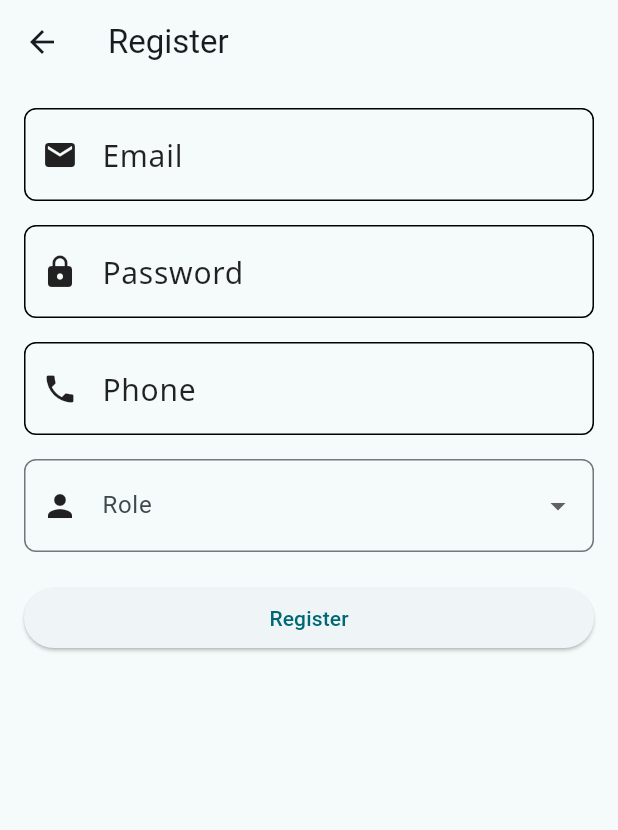
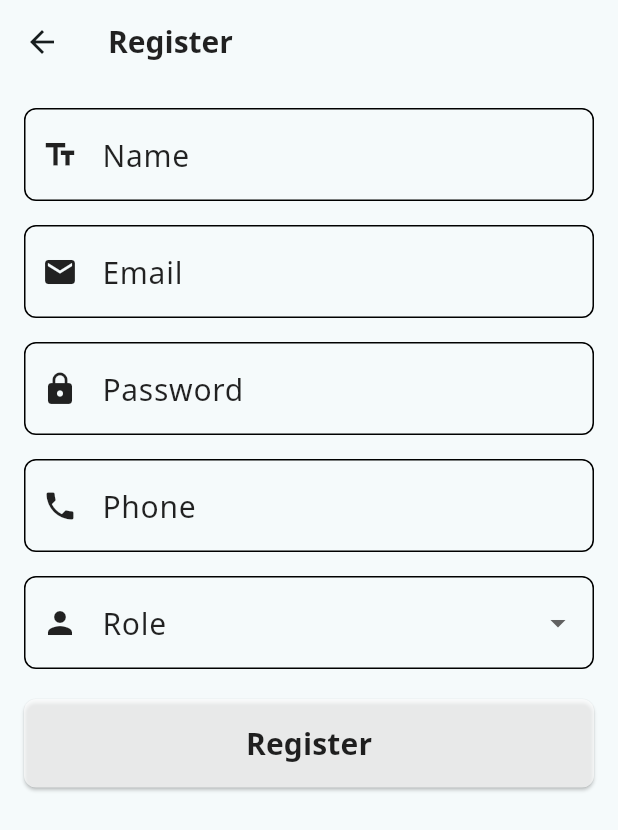
Before and after one commit to mbpatel6245/Clinic-Solution, a Flutter app: the RegisterScreen screen opened by its route, on a phone screen of 412 x 824 dp. Shown: the top 830 px of the screen. Run offline on Flutter 3.47's test engine with Material 3 defaults, Android fonts, the light colour scheme and no system bars; our stand-ins replace cloud_firestore, firebase_auth, firebase_core, go_router; accounts and stored records are empty; generated files the repository leaves out were written again.

Commit message:
Complete login and register with Firebase Firestore and email & password auth

```diff
--- a/lib/l10n/intl_en.arb
+++ b/lib/l10n/intl_en.arb
@@ -17,5 +17,9 @@
   "validPassword": "Password must be at least 6 characters",
   "phoneRequired": "Phone number is required",
   "validPhone": "Enter a valid 10-digit phone number",
-  "roleRequired": "Role is required"
+  "roleRequired": "Role is required",
+  "registerSuccessfully":"Registered successfully!",
+  "name":"Name",
+  "nameRequired":"Name required",
+  "userAuthenticationFailed":"User authentication failed. Please try again!"
 }
--- a/lib/l10n/intl_gu.arb
+++ b/lib/l10n/intl_gu.arb
@@ -17,5 +17,9 @@
   "validPassword": "પાસવર્ડ ઓછામાં ઓછો ૬ અક્ષરનો હોવો જોઈએ",
   "phoneRequired": "ફોન નંબર જરૂરી છે",
   "validPhone": "માન્ય ૧૦-અંકનો ફોન નંબર દાખલ કરો",
-  "roleRequired": "ભૂમિકા જરૂરી છે"
+  "roleRequired": "ભૂમિકા જરૂરી છે",
+  "registerSuccessfully":"સફળતાપૂર્વક નોંધણી થઈ!",
+  "name":"નામ",
+  "nameRequired":"નામ જરૂરી છે",
+  "userAuthenticationFailed":"વપરાશકર્તા પ્રમાણીકરણ નિષ્ફળ થયું. કૃપા કરીને ફરી પ્રયાસ કરો!"
 }
--- a/lib/l10n/intl_hi.arb
+++ b/lib/l10n/intl_hi.arb
@@ -17,5 +17,9 @@
   "validPassword": "पासवर्ड कम से कम ६ अंकों का होना चाहिए",
   "phoneRequired": "फ़ोन नंबर आवश्यक है",
   "validPhone": "मान्य १०-अंकीय फ़ोन नंबर दर्ज करें",
-  "roleRequired": "भूमिका आवश्यक है"
+  "roleRequired": "भूमिका आवश्यक है",
+  "registerSuccessfully":"सफलतापूर्वक पंजीकृत!",
+  "name":"नाम",
+  "nameRequired":"नाम आवश्यक",
+  "userAuthenticationFailed":"उपयोगकर्ता प्रमाणीकरण विफल हुआ। कृपया पुनः प्रयास करें!"
 }
--- a/lib/main.dart
+++ b/lib/main.dart
@@ -1,5 +1,7 @@
 import 'package:clinic_solution/core/constants/locale_key.dart';
+import 'package:clinic_solution/ui/views/home/home_screen.dart';
 import 'package:clinic_solution/ui/views/register/register_screen.dart';
+import 'package:firebase_auth/firebase_auth.dart';
 import 'package:firebase_core/firebase_core.dart';
 import 'package:flutter/material.dart';
 import 'package:flutter_localizations/flutter_localizations.dart';
@@ -8,11 +10,13 @@ import 'package:go_router/go_router.dart';
 import 'package:provider/provider.dart';
 import 'core/utils/locale_provider.dart';
 import 'firebase_options.dart';
+import 'ui/navigation/navigation.dart';
 import 'ui/views/login/login_screen.dart';
 
 Future<void> main() async {
   WidgetsFlutterBinding.ensureInitialized();
   await Firebase.initializeApp(options: DefaultFirebaseOptions.currentPlatform,);
+  //await FirebaseAuth.instance.useAuthEmulator('localhost', 9099);
 
   runApp(ChangeNotifierProvider(
     create: (_) => LocaleProvider(),
@@ -46,38 +50,13 @@ class MyApp extends StatelessWidget {
           colorScheme: ColorScheme.fromSeed(seedColor: Colors.grey),
           useMaterial3: true,
         ),
-        routerConfig: _router
+        routerConfig: router
         //const MyHomePage(title: 'Flutter Demo Home Page'),
         );
   }
 }
 
-final GoRouter _router = GoRouter(
-  //initialLocation: LoginPage(),
-  navigatorKey: navigatorKey,
-  routes: <RouteBase>[
-    GoRoute(
-      path: '/',
-      builder: (BuildContext context, GoRouterState state) {
-        return LoginScreen();
-      },
-      routes: <RouteBase>[
-        GoRoute(
-          path: Strings.navRegister,
-          builder: (BuildContext context, GoRouterState state) {
-            return RegisterScreen();
-          },
-        ),
-        GoRoute(
-          path: Strings.navLogin,
-          builder: (BuildContext context, GoRouterState state) {
-            return LoginScreen();
-          },
-        ),
-      ],
-    ),
-  ],
-);
+
 
 class MyHomePage extends StatefulWidget {
   const MyHomePage({super.key, required this.title});
--- /dev/null
+++ b/lib/ui/navigation/navigation.dart
@@ -0,0 +1,51 @@
+import 'package:firebase_auth/firebase_auth.dart';
+import 'package:flutter/material.dart';
+import 'package:go_router/go_router.dart';
+import 'package:provider/provider.dart';
+
+import '../../core/constants/locale_key.dart';
+import '../../core/utils/locale_provider.dart';
+import '../../main.dart';
+import '../themes/text_styles.dart';
+import '../views/home/home_screen.dart';
+import '../views/login/login_screen.dart';
+import '../views/register/register_screen.dart';
+import 'package:flutter_gen/gen_l10n/app_localizations.dart';
+
+final GoRouter router = GoRouter(
+  //initialLocation: LoginPage(),
+  navigatorKey: navigatorKey,
+  routes: <RouteBase>[
+    GoRoute(
+      path: '/',
+      builder: (BuildContext context, GoRouterState state) {
+        return LoginScreen();
+      },
+      routes: <RouteBase>[
+        GoRoute(
+          path: Strings.navRegister,
+          builder: (BuildContext context, GoRouterState state) {
+            return RegisterScreen();
+          },
+        ),
+        GoRoute(
+          path: Strings.navLogin,
+          builder: (BuildContext context, GoRouterState state) {
+            return LoginScreen();
+          },
+        ),
+        GoRoute(
+            path: Strings.navHome,
+            builder: (BuildContext context, GoRouterState state) {
+              final localeProvider = Provider.of<LocaleProvider>(context);
+              final user = state.extra as User?;
+              if (user == null) {
+                // Handle the case where the object was not passed correctly
+                // return ErrorScreen();
+              }
+              return HomeScreen(user: user!);
+            })
+      ],
+    ),
+  ],
+);
--- a/lib/ui/views/register/register_screen.dart
+++ b/lib/ui/views/register/register_screen.dart
@@ -1,5 +1,9 @@
+import 'package:clinic_solution/core/utils/validator.dart';
 import 'package:flutter/material.dart';
 import 'package:provider/provider.dart';
+import '../../../core/utils/locale_provider.dart';
+import '../../themes/text_styles.dart';
+import '../../widgets/common_button.dart';
 import '../../widgets/common_dropdown.dart';
 import '../../widgets/common_textfield.dart';
 import 'register_viewmodel.dart';
@@ -12,30 +16,46 @@ class RegisterScreen extends StatelessWidget {
 
   @override
   Widget build(BuildContext context) {
+    var localeProvider = Provider.of<LocaleProvider>(context, listen: false);
     return ChangeNotifierProvider(
       create: (_) => RegisterViewModel(),
       child: Scaffold(
         appBar: AppBar(
-          title: Text(AppLocalizations.of(context)!.register),
+          title: Text(
+            AppLocalizations.of(context)!.register,
+            style: AppTextStyles.getBoldTextStyle(localeProvider.locale),
+          ),
         ),
         body: Padding(
           padding: const EdgeInsets.all(16.0),
+          child: Center(
             child: Consumer<RegisterViewModel>(
               builder: (context, viewModel, child) {
                 return Form(
                   key: _formKey,
+                  child: Container(
+                    constraints: const BoxConstraints(maxWidth: 400),
                     child: ListView(
                       children: [
-                    // Email Field
+                        CommonTextField(
+                          controller: viewModel.nameController,
+                          keyboardType: TextInputType.text,
+                          labelText: AppLocalizations.of(context)!.name,
+                          hintText: '',
+                          prefixIcon: Icons.text_fields,
+                          validator: Validator().validateName,
+                        ),
+                        const SizedBox(height: 16.0),
+
                         CommonTextField(
                           controller: viewModel.emailController,
                           keyboardType: TextInputType.emailAddress,
                           labelText: AppLocalizations.of(context)!.email,
                           hintText: '',
                           prefixIcon: Icons.email,
-                      validator: viewModel.validateEmail,
+                          validator: Validator().validateEmail,
                         ),
-                    SizedBox(height: 16.0),
+                        const SizedBox(height: 16.0),
 
                         // Password Field
                         CommonTextField(
@@ -44,9 +64,9 @@ class RegisterScreen extends StatelessWidget {
                           hintText: '',
                           labelText: AppLocalizations.of(context)!.password,
                           prefixIcon: Icons.lock,
-                      validator: viewModel.validatePassword,
+                          validator: Validator().validatePassword,
                         ),
-                    SizedBox(height: 16.0),
+                        const SizedBox(height: 16.0),
 
                         // Phone Field
                         CommonTextField(
@@ -55,41 +75,43 @@ class RegisterScreen extends StatelessWidget {
                           hintText: '',
                           labelText: AppLocalizations.of(context)!.phone,
                           prefixIcon: Icons.phone,
-                      validator: viewModel.validatePhone,
+                          validator: Validator().validatePhone,
                         ),
-                    SizedBox(height: 16.0),
+                        const SizedBox(height: 16.0),
                         CommonDropdown<String>(
                           label: AppLocalizations.of(context)!.role,
                           items: viewModel.roles,
                           onChanged: viewModel.onRoleChanged,
-                      validator: (value) =>
-                          value == null ? AppLocalizations.of(context)!.roleRequired : null,
+                          validator: (value) => value == null
+                              ? AppLocalizations.of(context)!.roleRequired
+                              : null,
                           prefixIcon: Icons.person,
                         ),
-                    SizedBox(height: 20.0),
-
-                    // Register Button
-                    ElevatedButton(
+                        const SizedBox(height: 20.0),
+                        CommonButton(
                           onPressed: () async {
                             if (viewModel.validateForm(_formKey)) {
-                          await viewModel.saveData();
+                              await viewModel.registerUser();
                               // Show success message
                               ScaffoldMessenger.of(context).showSnackBar(
                                 SnackBar(
-                              content: Text('Registered successfully!'),
+                                  content: Text(AppLocalizations.of(context)!
+                                      .registerSuccessfully),
                                 ),
                               );
                             }
                           },
-                      child: Text('Register'),
+                          text: AppLocalizations.of(context)!.register,
                         ),
                       ],
+                    ),
                   ),
                 );
               },
             ),
           ),
         ),
+      ),
     );
   }
 }
--- /dev/null
+++ b/lib/ui/widgets/common_button.dart
@@ -0,0 +1,51 @@
+// common_button.dart
+import 'package:flutter/material.dart';
+import 'package:provider/provider.dart';
+
+import '../../core/utils/locale_provider.dart';
+import '../themes/text_styles.dart';
+
+class CommonButton extends StatelessWidget {
+  final String text;
+  final VoidCallback onPressed;
+  final Color? backgroundColor;
+  final Color? textColor;
+  final double? borderRadius;
+  final double? verticalPadding;
+  final double? horizontalPadding;
+  final bool isDisabled;
+
+  const CommonButton({
+    Key? key,
+    required this.text,
+    required this.onPressed,
+    this.backgroundColor,
+    this.textColor,
+    this.borderRadius = 8.0,
+    this.verticalPadding = 15.0,
+    this.horizontalPadding = 40.0,
+    this.isDisabled = false,
+  }) : super(key: key);
+
+  @override
+  Widget build(BuildContext context) {
+    var localeProvider = Provider.of<LocaleProvider>(context, listen: false);
+    return ElevatedButton(
+      onPressed: isDisabled ? null : onPressed,
+      style: ElevatedButton.styleFrom(
+        backgroundColor:
+            isDisabled ? Colors.grey : backgroundColor ?? Colors.white70,
+        padding: EdgeInsets.symmetric(
+            vertical: verticalPadding ?? 15.0,
+            horizontal: horizontalPadding ?? 40.0),
+        shape: RoundedRectangleBorder(
+          borderRadius: BorderRadius.circular(borderRadius ?? 8.0),
+        ),
+      ),
+      child: Text(
+        text,
+        style: AppTextStyles.getBoldTextStyle(localeProvider.locale),
+      ),
+    );
+  }
+}
--- a/lib/ui/widgets/common_dropdown.dart
+++ b/lib/ui/widgets/common_dropdown.dart
@@ -31,16 +31,37 @@ class CommonDropdown<T> extends StatelessWidget {
       value: selectedItem,
       decoration: InputDecoration(
         labelText: label,
-        prefixIcon: prefixIcon != null ? Icon(prefixIcon, color: Colors.black87) : null,
+        labelStyle: AppTextStyles.getRegularTextStyle(localeProvider.locale),
+        prefixIcon: prefixIcon != null
+            ? Icon(prefixIcon, color: Colors.black87)
+            : null,
         border: OutlineInputBorder(
           borderRadius: BorderRadius.circular(8.0),
+          borderSide: const BorderSide(
+            color: Colors.black12, // Border for enabled state
           ),
         ),
+        enabledBorder: OutlineInputBorder(
+          borderRadius: BorderRadius.circular(8.0),
+          borderSide: const BorderSide(
+            color: Colors.black, // Border for enabled state
+          ),
+        ),
+        focusedBorder: OutlineInputBorder(
+          borderRadius: BorderRadius.circular(8.0),
+          borderSide: const BorderSide(
+            color: Colors.black, // Border for focused state
+            width: 2.0,
+          ),
+        ),
+      ),
+
       isExpanded: true,
-      icon: Icon(Icons.arrow_drop_down),
+      icon: const Icon(Icons.arrow_drop_down),
       style: AppTextStyles.getRegularTextStyle(localeProvider.locale),
       items: items
-          .map((item) => DropdownMenuItem<T>(
+          .map((item) =>
+          DropdownMenuItem<T>(
             value: item,
             child: Text(
                 displayItem != null ? displayItem!(item) : item.toString(),
--- a/pubspec.yaml
+++ b/pubspec.yaml
@@ -42,6 +42,7 @@ dependencies:
   go_router: ^14.2.7
   cloud_firestore: ^5.4.0
   firebase_core: ^3.4.0
+  firebase_auth: ^5.2.0
 
 dev_dependencies:
   flutter_test:
```
Also changed, not shown: lib/core/utils/validator.dart (added, +45 -0 lines), lib/ui/views/home/home_screen.dart (added, +33 -0 lines), lib/ui/views/login/login_screen.dart (+28 -59 lines), lib/ui/views/login/login_viewmodel.dart (+32 -17 lines), lib/ui/views/register/register_viewmodel.dart (+19 -44 lines), lib/generated/intl/messages_en.dart, lib/generated/intl/messages_gu.dart, lib/generated/intl/messages_hi.dart, lib/generated/l10n.dart, pubspec.lock, 6 other files. Lines whose indentation alone changed are shown as unchanged.
